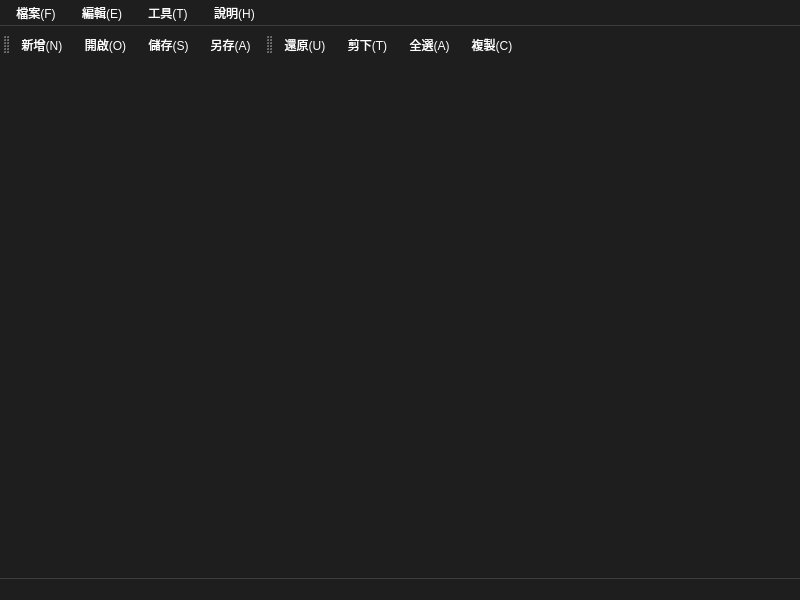
The window that designwindow/mianwindow.ui (41343101/DesignWindow) describes before a commit, drawn with Qt 5.
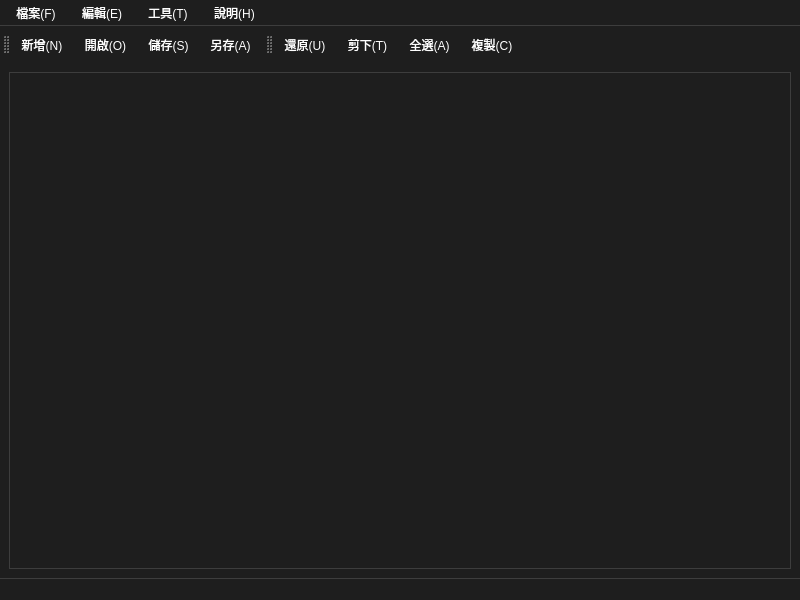
The same window after the commit.

Commit message: Add QTextEdit widget and Save As functionality

Patch:
```diff
--- a/designwindow/mianwindow.ui
+++ b/designwindow/mianwindow.ui
@@ -100,7 +100,22 @@
 }
    </string>
   </property>
-  <widget class="QWidget" name="centralwidget"/>
+  <widget class="QWidget" name="centralwidget">
+   <layout class="QVBoxLayout" name="verticalLayout">
+    <item>
+     <widget class="QTextEdit" name="textEdit">
+      <property name="styleSheet">
+       <string notr="true">QTextEdit {
+    background-color: #1e1e1e;
+    color: #ffffff;
+    border: 1px solid #3d3d3d;
+    selection-background-color: #264f78;
+}</string>
+      </property>
+     </widget>
+    </item>
+   </layout>
+  </widget>
   <widget class="QMenuBar" name="menubar">
    <property name="geometry">
     <rect>
```
The commit also changes 2 other files.
